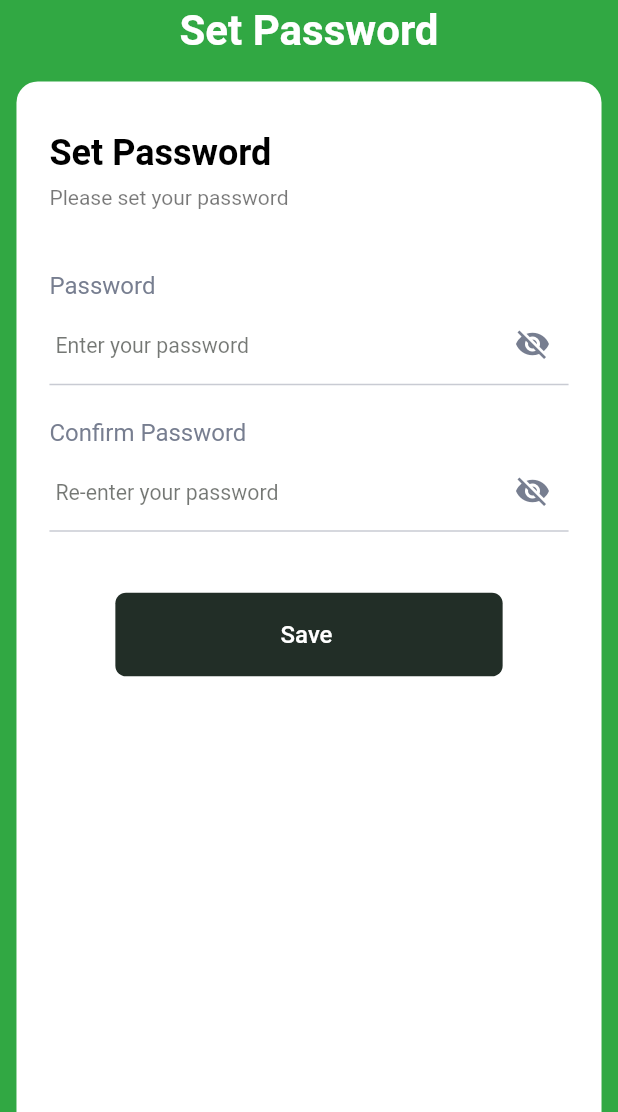
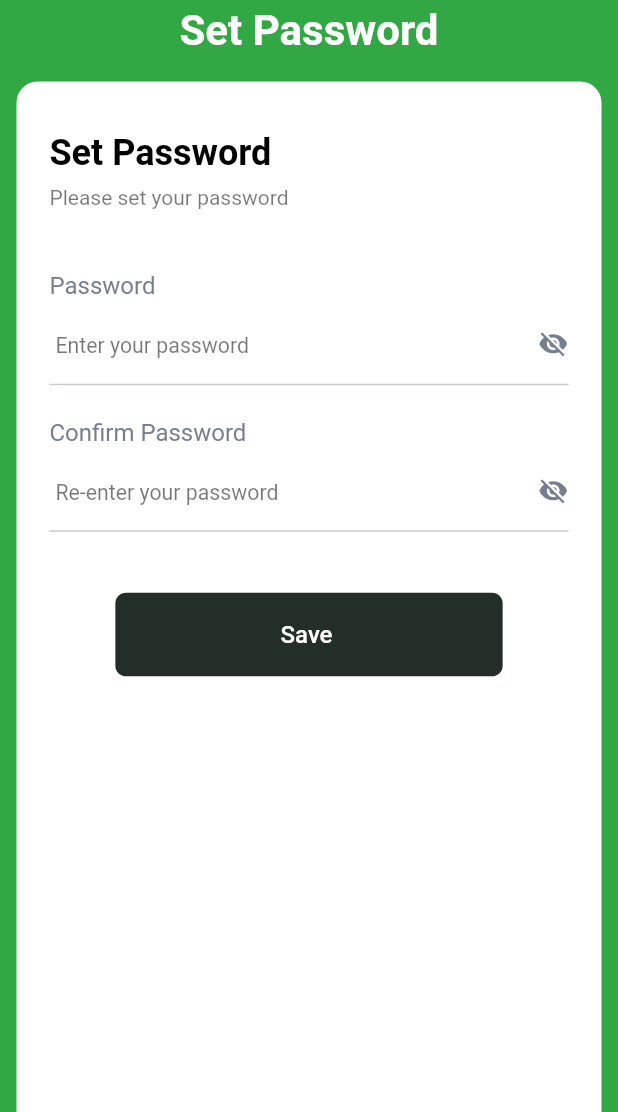
Before and after one commit to Umaiir11/open-palms-app, a Flutter app: the SetPasswordView screen opened by its route, on a phone screen of 412 x 824 dp, the part 124-1236 px from its top. Run offline on Flutter 3.47's test engine with Material 3 defaults, Android fonts, the phone set to English and light mode, and no system bars; drawn by our look-alikes of flutter_animate; our stand-ins replace animate_do, cached_network_image, camera, connectivity_plus, country_picker, dropdown_button2 and 13 more; missing offline and left inert: custom_cached_image, video_thumbnail; accounts and stored records are empty; network calls fail; key blocks and very long unbroken strings in the code were emptied for the run.

Commit message:
Push By Arslan on 3rd September Working on Frontend Design

```diff
--- a/lib/app/customWidgets/app_custom_field.dart
+++ b/lib/app/customWidgets/app_custom_field.dart
@@ -196,7 +196,7 @@ class AppCustomField extends StatelessWidget {
             border: UnderlineInputBorder(borderSide: BorderSide(color: enabledBorderColor ?? AppColors.textLightBlack.withOpacity(0.4))),
             prefixIconColor: prefixIconColor,
             suffixIconColor: suffixIconColor,
-            contentPadding: contentPadding ?? EdgeInsets.symmetric(horizontal: isSecondField ?? false ? 15.w : 0.w, vertical: 15.h),
+            contentPadding: contentPadding ?? EdgeInsets.symmetric(horizontal: isSecondField ?? false ? 15.w : 0, vertical: 15.h),
             focusedBorder: isSecondField == true
                 ? OutlineInputBorder(
                     borderRadius: BorderRadius.circular(8.sp),
--- a/lib/app/mvvm/view/common_views/auth_views/set_password_view/set_password_view.dart
+++ b/lib/app/mvvm/view/common_views/auth_views/set_password_view/set_password_view.dart
@@ -4,6 +4,7 @@ import 'package:flutter_screenutil/flutter_screenutil.dart';
 import 'package:flutter_svg/svg.dart';
 import 'package:get/get.dart';
 import 'package:open_palms/app/config/app_assets.dart';
+import 'package:open_palms/app/config/padding_extensions.dart';
 import 'package:open_palms/app/customWidgets/app_custom_button.dart';
 import 'package:open_palms/app/customWidgets/app_custom_field.dart';
 import 'package:open_palms/app/customWidgets/sizedbox_extension.dart';
@@ -88,11 +89,10 @@ class _SetPasswordViewState extends State<SetPasswordView> {
                         controller: authController.passwordController,
                         obscureText: authController.isVisible.value,
                         isRequired: false,
-                        suffixIcon: IconButton(
-                          icon: Icon(authController.isVisible.value ? Icons.visibility_off : Icons.visibility),
-                          color: AppColors.toggleColor,
-                          onPressed: authController.togglePassword,
-                        ),
+                        suffixIcon: GestureDetector(
+                          onTap: authController.togglePassword,
+                          child: Icon(authController.isVisible.value ? Icons.visibility_off : Icons.visibility, size: 20.sp, color: AppColors.textLightBlack),
+                        ).paddingLeft(25.w),
                       ).animate().fadeIn(duration: 500.ms, delay: 400.ms).slideY(begin: 0.2),
                     ),
 
@@ -106,11 +106,14 @@ class _SetPasswordViewState extends State<SetPasswordView> {
                         controller: authController.confirmPasswordController,
                         obscureText: authController.isConfirmPasswordVisible.value,
                         isRequired: false,
-                        suffixIcon: IconButton(
-                          icon: Icon(authController.isConfirmPasswordVisible.value ? Icons.visibility_off : Icons.visibility),
-                          color: AppColors.toggleColor,
-                          onPressed: authController.toggleConfirmPassword,
-                        ),
+                        suffixIcon: GestureDetector(
+                          onTap: authController.toggleConfirmPassword,
+                          child: Icon(
+                            authController.isConfirmPasswordVisible.value ? Icons.visibility_off : Icons.visibility,
+                            size: 20.sp,
+                            color: AppColors.textLightBlack,
+                          ),
+                        ).paddingLeft(25.w),
                       ).animate().fadeIn(duration: 500.ms, delay: 500.ms).slideY(begin: 0.2),
                     ),
 
--- a/lib/app/mvvm/view/common_views/splash_view/splash_view.dart
+++ b/lib/app/mvvm/view/common_views/splash_view/splash_view.dart
@@ -18,7 +18,7 @@ class SplashView extends StatefulWidget {
 class _SplashViewState extends State<SplashView> {
   @override
   void initState() {
-    Future.delayed(Duration(seconds: 4), () {
+    Future.delayed(Duration(seconds: 3), () {
       Get.offNamed(AppRoutes.getStartedView);
     });
     super.initState();
--- a/lib/app/mvvm/view/donor_side/identity_verification_view/identity_verification_view.dart
+++ b/lib/app/mvvm/view/donor_side/identity_verification_view/identity_verification_view.dart
@@ -72,6 +72,7 @@ class _IdentityVerifyViewState extends State<IdentityVerifyView> {
                 color: AppColors.white,
                 borderRadius: BorderRadius.only(topLeft: Radius.circular(14.r), topRight: Radius.circular(14.r)),
               ),
+              child: SafeArea(
                 child: SingleChildScrollView(
                   physics: const BouncingScrollPhysics(),
                   child: Column(
@@ -217,7 +218,8 @@ class _IdentityVerifyViewState extends State<IdentityVerifyView> {
                         ).animate().fadeIn(duration: 700.ms).scale(begin: const Offset(0.9, 0.9)),
                       ),
                     ],
-                ).paddingSymmetric(horizontal: 10.w, vertical: 10.h),
+                  ).paddingSymmetric(horizontal: 10.w),
+                ),
               ),
             ).animate().fadeIn(duration: 400.ms).slideY(begin: 0.2, curve: Curves.easeOut),
           ),
--- a/lib/app/mvvm/view/need_people_side/needy_request_detail_view/needy_request_detail_view.dart
+++ b/lib/app/mvvm/view/need_people_side/needy_request_detail_view/needy_request_detail_view.dart
@@ -38,7 +38,7 @@ class _NeedyRequestDetailViewState extends State<NeedyRequestDetailView> {
   Widget build(BuildContext context) {
     return Scaffold(
       backgroundColor: Colors.white,
-      appBar: CustomAppBar(title: 'Details', backgroundColor: Colors.transparent),
+      appBar: CustomAppBar(title: status == 'history' ? 'History Details' : 'Details', backgroundColor: Colors.transparent),
       body: SafeArea(
         child: SingleChildScrollView(
           physics: BouncingScrollPhysics(),
```
Also changed, not shown: lib/app/mvvm/view/common_views/auth_views/login_view/login_view.dart (+4 -5 lines), lib/app/mvvm/view/common_views/auth_views/sign_up_view/sign_up_view.dart (+15 -10 lines), lib/app/mvvm/view/donor_side/donor_request_detail_view/donor_request_detail_view.dart (+12 -0 lines). Lines whose indentation alone changed are shown as unchanged.
